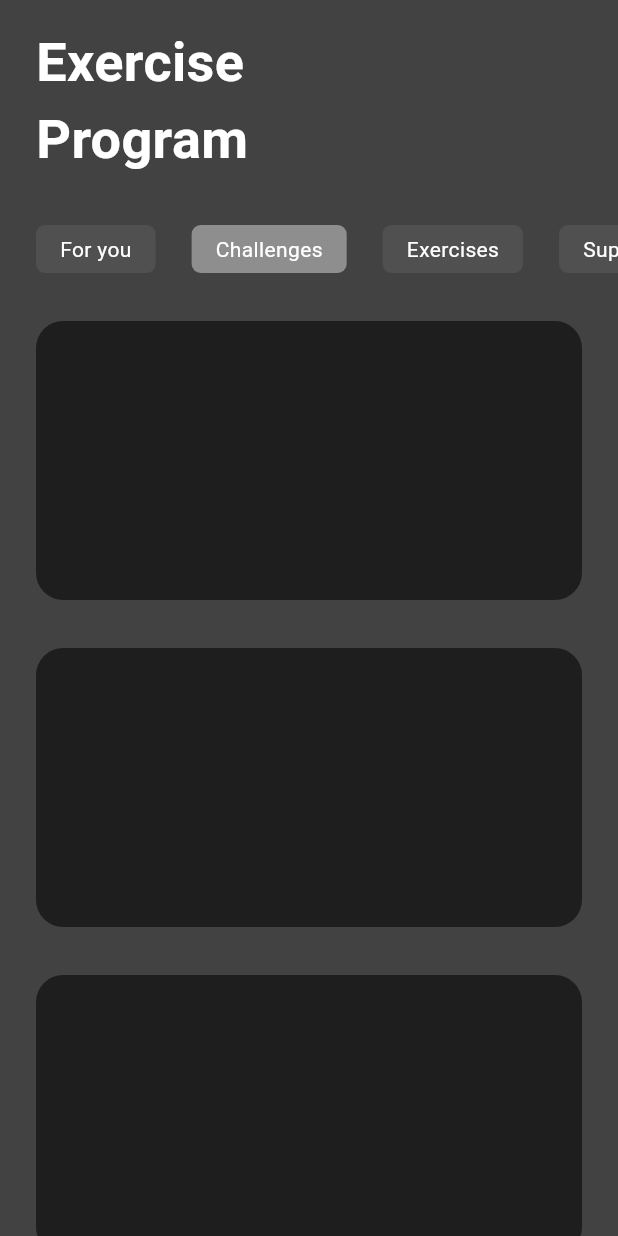
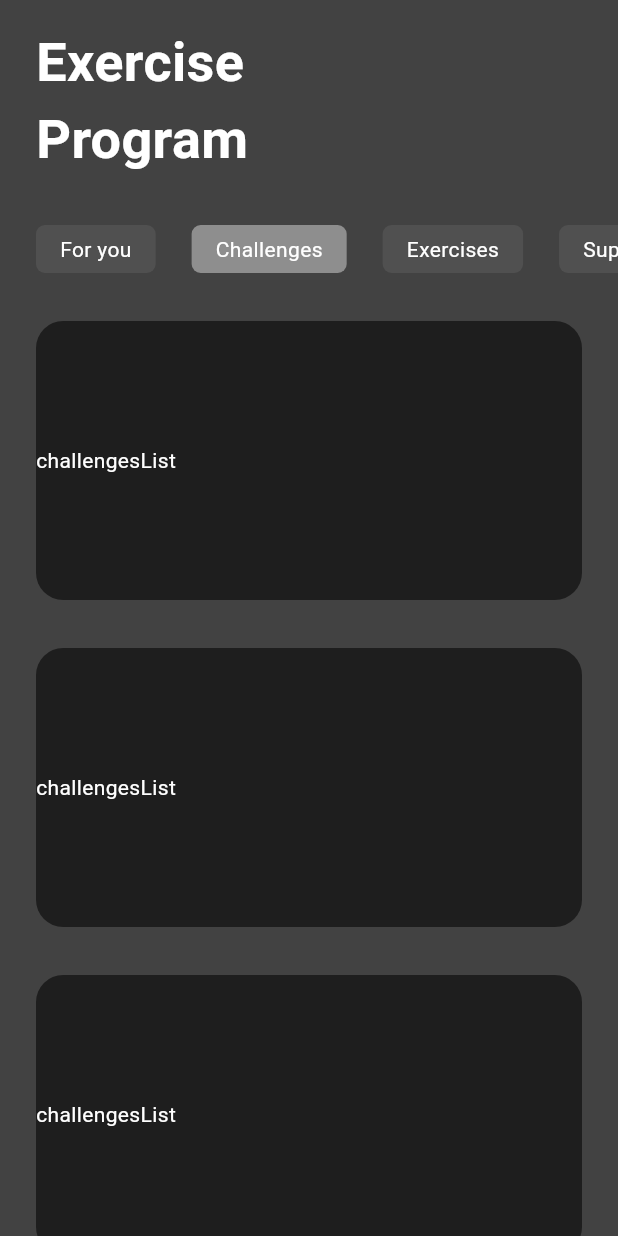
Before and after one commit to MrPouyaSaad/fitness_exercises, a Flutter app: the screen it shows after launch, after a tap on "Challenges", on a phone screen of 412 x 824 dp. Run offline on Flutter 3.47's test engine with Material 2 defaults, Android fonts, the phone set to English and light mode, and no system bars; our stand-ins replace get.

Commit message:
Change Items with Provider

```diff
--- a/lib/providers/category_provider.dart
+++ b/lib/providers/category_provider.dart
@@ -1,11 +1,52 @@
+import 'package:fitness_exercises/models/card.dart';
 import 'package:flutter/material.dart';
 
 class CategoryProvider with ChangeNotifier {
   int index = 0;
   List categories = ['For you', 'Challenges', 'Exercises', 'Supplement'];
+  List<CardItem> forYouList = [
+    CardItem(title: 'forYouList', imagePatch: 'imagePatch', caption: 'caption'),
+    CardItem(title: 'title2', imagePatch: 'imagePatch2', caption: 'caption2'),
+  ];
+  List<CardItem> challengesList = [
+    CardItem(
+        title: 'challengesList', imagePatch: 'imagePatch', caption: 'caption'),
+    CardItem(title: 'title2', imagePatch: 'imagePatch2', caption: 'caption2'),
+    CardItem(title: 'title3', imagePatch: 'imagePatch3', caption: 'caption3'),
+  ];
+  List<CardItem> exercisesList = [
+    CardItem(
+        title: 'exercisesList', imagePatch: 'imagePatch', caption: 'caption'),
+    CardItem(title: 'title2', imagePatch: 'imagePatch2', caption: 'caption2'),
+    CardItem(title: 'title2', imagePatch: 'imagePatch2', caption: 'caption2'),
+    CardItem(title: 'title2', imagePatch: 'imagePatch2', caption: 'caption2'),
+    CardItem(title: 'title2', imagePatch: 'imagePatch2', caption: 'caption2'),
+    CardItem(title: 'title3', imagePatch: 'imagePatch3', caption: 'caption3'),
+  ];
+  List<CardItem> supplementList = [
+    CardItem(
+        title: 'supplementList', imagePatch: 'imagePatch', caption: 'caption'),
+    CardItem(title: 'title2', imagePatch: 'imagePatch2', caption: 'caption2'),
+    CardItem(title: 'title3', imagePatch: 'imagePatch3', caption: 'caption3'),
+    CardItem(title: 'title3', imagePatch: 'imagePatch3', caption: 'caption3'),
+  ];
+  List cardItem = [
+    CardItem(title: 'forYouList', imagePatch: 'imagePatch', caption: 'caption'),
+    CardItem(title: 'title2', imagePatch: 'imagePatch2', caption: 'caption2'),
+  ];
 
   void changeCategory(int newIndex) {
     index = newIndex;
+    switch (newIndex) {
+      case 0:
+        cardItem = forYouList;
+      case 1:
+        cardItem = challengesList;
+      case 2:
+        cardItem = exercisesList;
+      case 3:
+        cardItem = supplementList;
+    }
     notifyListeners();
   }
 }
--- a/lib/screens/home_screen.dart
+++ b/lib/screens/home_screen.dart
@@ -1,17 +1,21 @@
-import 'package:fitness_exercises/providers/category_provider.dart';
+// ignore_for_file: public_member_api_docs, sort_constructors_first
 import 'package:flutter/material.dart';
 import 'package:get/get.dart';
 import 'package:provider/provider.dart';
+
+import 'package:fitness_exercises/providers/category_provider.dart';
 
 class HomeScreen extends StatelessWidget {
   const HomeScreen({super.key});
 
   @override
   Widget build(BuildContext context) {
+    final categoryProvider = Provider.of<CategoryProvider>(context);
+
     return Scaffold(
       backgroundColor: Colors.grey.shade800,
       body: ListView.builder(
-        itemCount: 5,
+        itemCount: categoryProvider.cardItem.length + 2,
         itemBuilder: (context, index) {
           if (index == 0) {
             return const Row(
@@ -27,7 +31,7 @@ class HomeScreen extends StatelessWidget {
               ],
             ).marginSymmetric(horizontal: 24, vertical: 16);
           } else if (index == 1) {
-            return const CategoryList();
+            return CategoryList();
           } else {
             return Container(
               height: 186,
@@ -38,7 +42,9 @@ class HomeScreen extends StatelessWidget {
                 color: Colors.black54,
               ),
               child: Row(
-                children: [],
+                children: [
+                  Text(categoryProvider.cardItem[0].title),
+                ],
               ),
             );
           }
@@ -49,7 +55,9 @@ class HomeScreen extends StatelessWidget {
 }
 
 class CategoryList extends StatelessWidget {
-  const CategoryList({super.key});
+  const CategoryList({
+    Key? key,
+  }) : super(key: key);
 
   @override
   Widget build(BuildContext context) {
```
